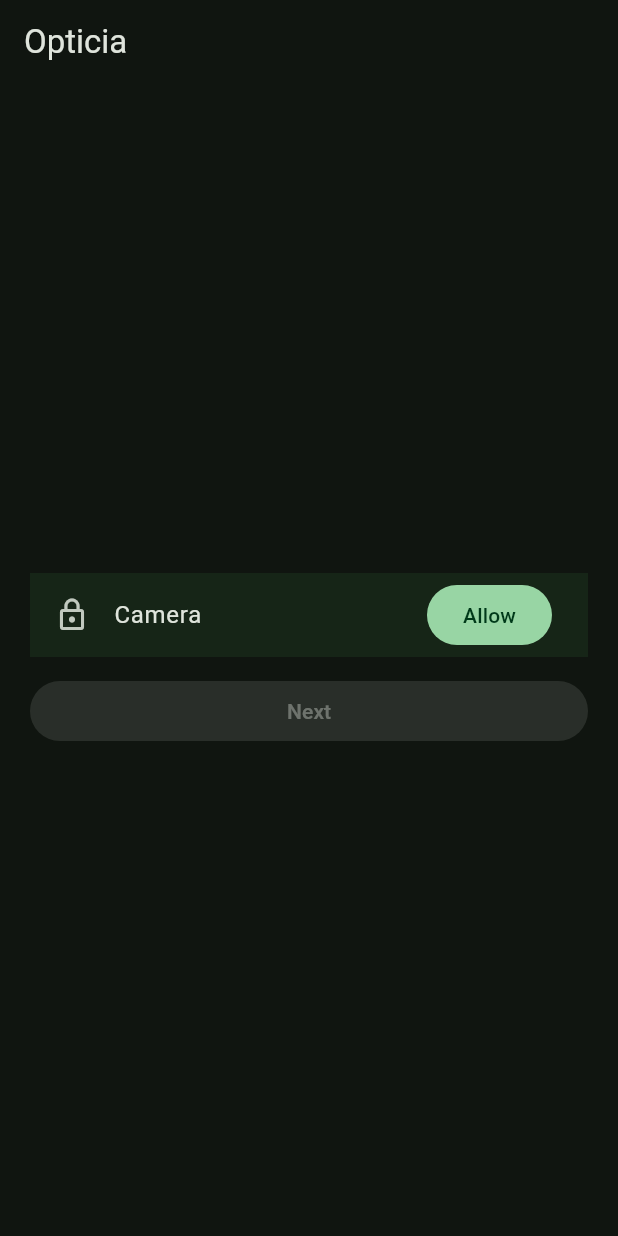
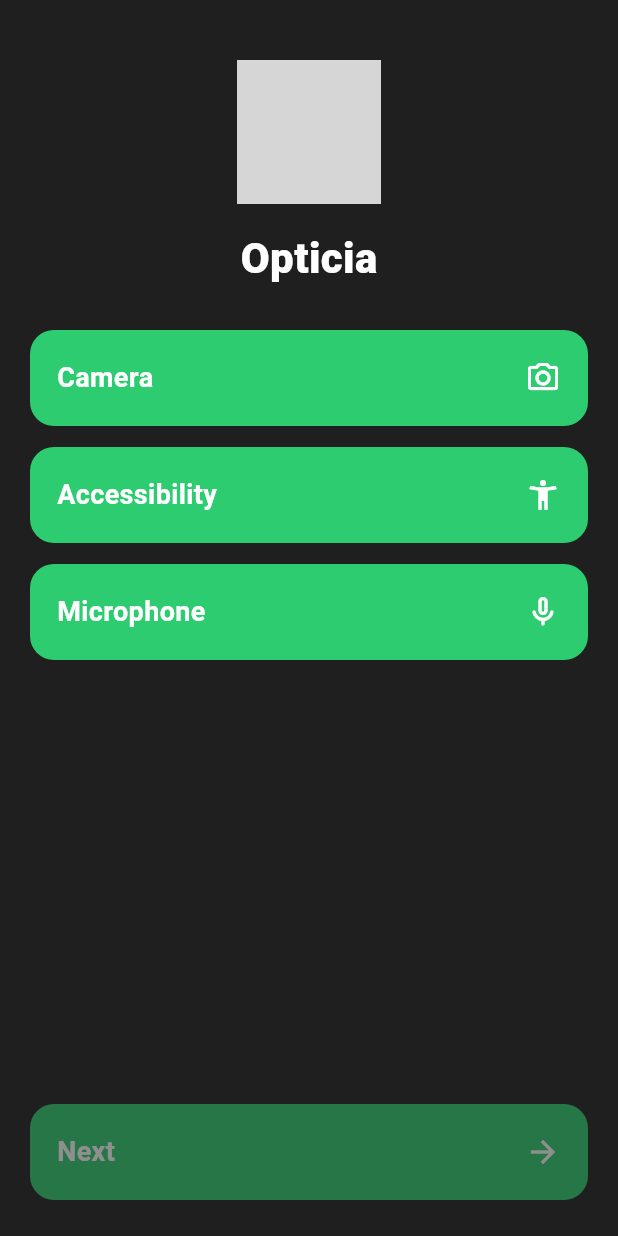
Before and after one commit to mahmad831/opticia-mvp, a Flutter app: the screen it shows after launch, on a phone screen of 412 x 824 dp. Run offline on Flutter 3.47's test engine with Material 3 defaults, Android fonts, the phone set to English and light mode, and no system bars; our stand-ins replace camera, permission_handler, shared_preferences; missing offline and left inert: google_mlkit_face_detection; statements that could not run were skipped; grey boxes are pictures that could not be loaded.

Commit message:
Update permissions_screen.dart

```diff
--- a/lib/screens/permissions_screen.dart
+++ b/lib/screens/permissions_screen.dart
@@ -9,55 +9,213 @@ class PermissionsScreen extends StatefulWidget {
 
 class _PermissionsScreenState extends State<PermissionsScreen> {
   bool camOk = false;
-
-  Future<void> _askCamera() async {
-    final status = await Permission.camera.request();
-    setState(() => camOk = status.isGranted);
-  }
+  bool micOk = false;
+  bool accessibilitySeen = false; // visual only (no extra plugin)
 
   @override
   void initState() {
     super.initState();
     () async {
       camOk = await Permission.camera.isGranted;
+      micOk = await Permission.microphone.isGranted;
       setState(() {});
     }();
   }
 
+  Future<void> _askCamera() async {
+    final s = await Permission.camera.request();
+    setState(() => camOk = s.isGranted);
+  }
+
+  Future<void> _askMic() async {
+    final s = await Permission.microphone.request();
+    setState(() => micOk = s.isGranted);
+  }
+
+  void _openAccessibilityHint() {
+    setState(() => accessibilitySeen = true);
+    showDialog(
+      context: context,
+      builder: (_) => AlertDialog(
+        title: const Text('Enable Accessibility'),
+        content: const Text(
+          'For full system-wide control later, enable the app service in:\n'
+          'Settings → Accessibility.\n\n'
+          'For this MVP, you can tap Next after giving Camera (and optionally Microphone).',
+        ),
+        actions: [
+          TextButton(onPressed: () => Navigator.pop(context), child: const Text('OK')),
+        ],
+      ),
+    );
+  }
+
+  bool get canContinue => camOk; // keep simple for MVP (enable when camera granted)
+
   @override
   Widget build(BuildContext context) {
+    const green = Color(0xFF2ECC71);
+    const bg = Color(0xFF1F1F1F); // dark
     return Scaffold(
-      appBar: AppBar(title: const Text('Opticia')),
-      body: Padding(
-        padding: const EdgeInsets.all(20),
+      backgroundColor: bg,
+      body: SafeArea(
+        child: Padding(
+          padding: const EdgeInsets.fromLTRB(20, 40, 20, 24),
           child: Column(
             crossAxisAlignment: CrossAxisAlignment.stretch,
             children: [
+              // Logo circle
+              Center(
+                child: CircleAvatar(
+                  radius: 48,
+                  backgroundColor: Colors.black.withOpacity(0.25),
+                  backgroundImage: const AssetImage('assets/opticia_logo.png'), // optional, ignore if you don’t have it
+                ),
+              ),
+              const SizedBox(height: 16),
+              const Center(
+                child: Text(
+                  'Opticia',
+                  style: TextStyle(fontSize: 28, fontWeight: FontWeight.w800, color: Colors.white),
+                ),
+              ),
+              const SizedBox(height: 28),
+
+              // Camera tile
+              _GreenTile(
+                label: 'Camera',
+                icon: Icons.photo_camera_outlined,
+                granted: camOk,
+                onTap: _askCamera,
+              ),
+              const SizedBox(height: 14),
+
+              // Accessibility tile (opens hint dialog for MVP)
+              _GreenTile(
+                label: 'Accessibility',
+                icon: Icons.accessibility_new,
+                granted: accessibilitySeen, // purely visual tick after they tap it
+                onTap: _openAccessibilityHint,
+              ),
+              const SizedBox(height: 14),
+
+              // Microphone tile
+              _GreenTile(
+                label: 'Microphone',
+                icon: Icons.mic_none_rounded,
+                granted: micOk,
+                onTap: _askMic,
+              ),
+
               const Spacer(),
-            _permTile('Camera', camOk, _askCamera),
-            const SizedBox(height: 12),
-            FilledButton(
-              onPressed: camOk
-                  ? () => Navigator.pushReplacementNamed(context, '/auth')
-                  : null,
-              child: const Text('Next'),
+              _GreenCTA(
+                label: 'Next',
+                icon: Icons.arrow_forward,
+                enabled: canContinue,
+                onTap: () => Navigator.pushReplacementNamed(context, '/auth'),
               ),
-            const Spacer(),
             ],
+          ),
         ),
       ),
     );
   }
+}
 
-  Widget _permTile(String label, bool granted, VoidCallback onTap) {
-    return ListTile(
-      tileColor: Colors.green.withOpacity(0.1),
-      leading: Icon(granted ? Icons.lock_open : Icons.lock_outline),
-      title: Text(label),
-      trailing: FilledButton(
-        onPressed: onTap,
-        child: Text(granted ? 'Granted' : 'Allow'),
+/// Big rounded green tile like your mock
+class _GreenTile extends StatelessWidget {
+  final String label;
+  final IconData icon;
+  final bool granted;
+  final VoidCallback onTap;
+  const _GreenTile({
+    required this.label,
+    required this.icon,
+    required this.granted,
+    required this.onTap,
+  });
+
+  @override
+  Widget build(BuildContext context) {
+    const green = Color(0xFF2ECC71);
+    return Material(
+      color: green,
+      borderRadius: BorderRadius.circular(16),
+      child: InkWell(
+        borderRadius: BorderRadius.circular(16),
+        onTap: onTap,
+        child: Container(
+          height: 64,
+          padding: const EdgeInsets.symmetric(horizontal: 18),
+          child: Row(
+            children: [
+              Expanded(
+                child: Text(
+                  label,
+                  style: const TextStyle(
+                    color: Colors.white,
+                    fontSize: 18,
+                    fontWeight: FontWeight.w700,
+                  ),
+                ),
+              ),
+              Icon(
+                granted ? Icons.check_circle : icon,
+                color: Colors.white,
+              ),
+            ],
+          ),
+        ),
       ),
     );
   }
 }
+
+/// Bottom green CTA matching the mock
+class _GreenCTA extends StatelessWidget {
+  final String label;
+  final IconData icon;
+  final bool enabled;
+  final VoidCallback onTap;
+  const _GreenCTA({
+    required this.label,
+    required this.icon,
+    required this.enabled,
+    required this.onTap,
+  });
+
+  @override
+  Widget build(BuildContext context) {
+    const green = Color(0xFF2ECC71);
+    return Opacity(
+      opacity: enabled ? 1 : 0.5,
+      child: Material(
+        color: green,
+        borderRadius: BorderRadius.circular(16),
+        child: InkWell(
+          borderRadius: BorderRadius.circular(16),
+          onTap: enabled ? onTap : null,
+          child: Container(
+            height: 64,
+            padding: const EdgeInsets.symmetric(horizontal: 18),
+            child: Row(
+              children: [
+                Expanded(
+                  child: Text(
+                    label,
+                    style: const TextStyle(
+                      color: Colors.white,
+                      fontSize: 18,
+                      fontWeight: FontWeight.w700,
+                    ),
+                  ),
+                ),
+                Icon(icon, color: Colors.white),
+              ],
+            ),
+          ),
+        ),
+      ),
+    );
+  }
+}
```
Lines whose indentation alone changed are shown as unchanged.
